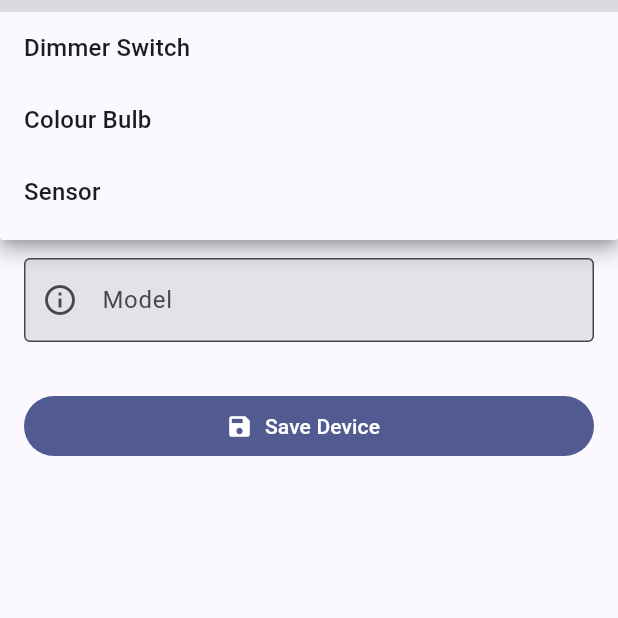
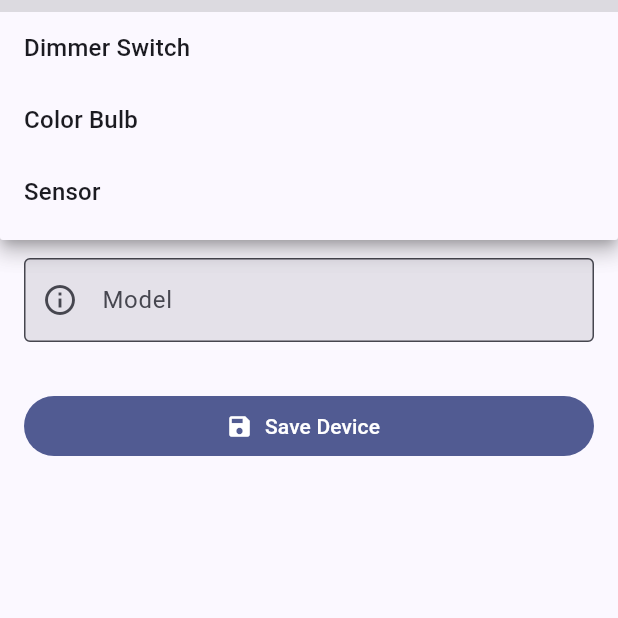
Before and after one commit to Bobs-Dev-Attic/IotManagerHomeRunFlutter, a Flutter app: the AddDeviceScreen screen opened directly, after a tap on "Smart Plug", on a phone screen of 412 x 824 dp, the part 390-1008 px from its top. Run offline on Flutter 3.47's test engine with Material 3 defaults, Android fonts, the phone set to English and light mode, and no system bars; our stand-ins replace cloud_firestore, dio, firebase_auth, firebase_core, flutter_riverpod, google_sign_in; missing offline and left inert: bonsoir; accounts and stored records are empty.

Commit message:
fix: add clone() to BaseDeviceDriver for driver isolation; fix spelling; improve template comments
Agent-Logs-Url: https://github.com/xrmatic/IotManagerFlutter/sessions/3caea844-3711-4697-9734-0ad3ad3e30b0

Co-authored-by: xrmatic <57761763+xrmatic@users.noreply.github.com>

```diff
--- a/lib/drivers/cync/cync_driver.dart
+++ b/lib/drivers/cync/cync_driver.dart
@@ -42,6 +42,9 @@ class CyncDriver extends BaseDeviceDriver {
 
   @override
   String get driverId => 'cync';
+
+  @override
+  CyncDriver clone() => CyncDriver();
 
   @override
   String get displayName => 'GE Cync (Cloud Bridge)';
--- a/lib/drivers/kasa/kasa_driver.dart
+++ b/lib/drivers/kasa/kasa_driver.dart
@@ -39,6 +39,9 @@ class KasaDriver extends BaseDeviceDriver {
   late int _port;
 
   bool _initialized = false;
+
+  @override
+  KasaDriver clone() => KasaDriver();
 
   // -----------------------------------------------------------------------
   // BaseDeviceDriver identity
@@ -117,11 +120,11 @@ class KasaDriver extends BaseDeviceDriver {
 
   @override
   Future<void> setColorTemperature(int kelvin) =>
-      throw UnsupportedError('KasaDriver does not support colour temperature.');
+      throw UnsupportedError('KasaDriver does not support color temperature.');
 
   @override
   Future<void> setColor(int r, int g, int b) =>
-      throw UnsupportedError('KasaDriver does not support RGB colour.');
+      throw UnsupportedError('KasaDriver does not support RGB color.');
 
   // -----------------------------------------------------------------------
   // Queries
--- a/lib/drivers/leviton/leviton_driver.dart
+++ b/lib/drivers/leviton/leviton_driver.dart
@@ -40,6 +40,9 @@ class LevitonDriver extends BaseDeviceDriver {
 
   @override
   String get driverId => 'leviton';
+
+  @override
+  LevitonDriver clone() => LevitonDriver();
 
   @override
   String get displayName => 'Leviton Decora Smart (Cloud Bridge)';
@@ -125,11 +128,11 @@ class LevitonDriver extends BaseDeviceDriver {
   @override
   Future<void> setColorTemperature(int kelvin) =>
       throw UnsupportedError(
-          'LevitonDriver does not support colour temperature.');
+          'LevitonDriver does not support color temperature.');
 
   @override
   Future<void> setColor(int r, int g, int b) =>
-      throw UnsupportedError('LevitonDriver does not support RGB colour.');
+      throw UnsupportedError('LevitonDriver does not support RGB color.');
 
   // -----------------------------------------------------------------------
   // Queries
--- a/lib/drivers/matter/matter_driver.dart
+++ b/lib/drivers/matter/matter_driver.dart
@@ -28,6 +28,9 @@ class MatterDriver extends BaseDeviceDriver {
 
   @override
   String get driverId => 'matter';
+
+  @override
+  MatterDriver clone() => MatterDriver();
 
   @override
   String get displayName => 'Matter (Platform Channel)';
--- a/lib/features/devices/presentation/screens/add_device_screen.dart
+++ b/lib/features/devices/presentation/screens/add_device_screen.dart
@@ -222,7 +222,7 @@ class _AddDeviceScreenState extends ConsumerState<AddDeviceScreen> {
       case DeviceType.dimmerSwitch:
         return 'Dimmer Switch';
       case DeviceType.colorBulb:
-        return 'Colour Bulb';
+        return 'Color Bulb';
       case DeviceType.sensor:
         return 'Sensor';
       case DeviceType.unknown:
```
Also changed, not shown: lib/core/base/base_device_driver.dart (+16 -3 lines), lib/core/drivers/driver_manager.dart (+4 -10 lines), lib/firebase_options.dart, 3 other files.
